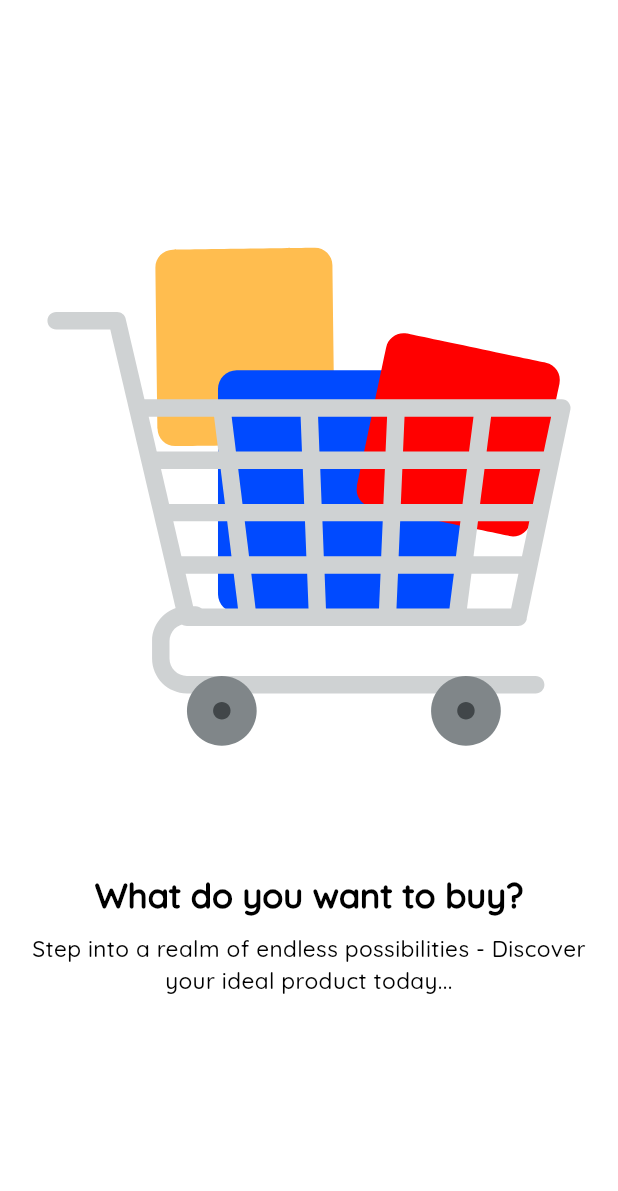
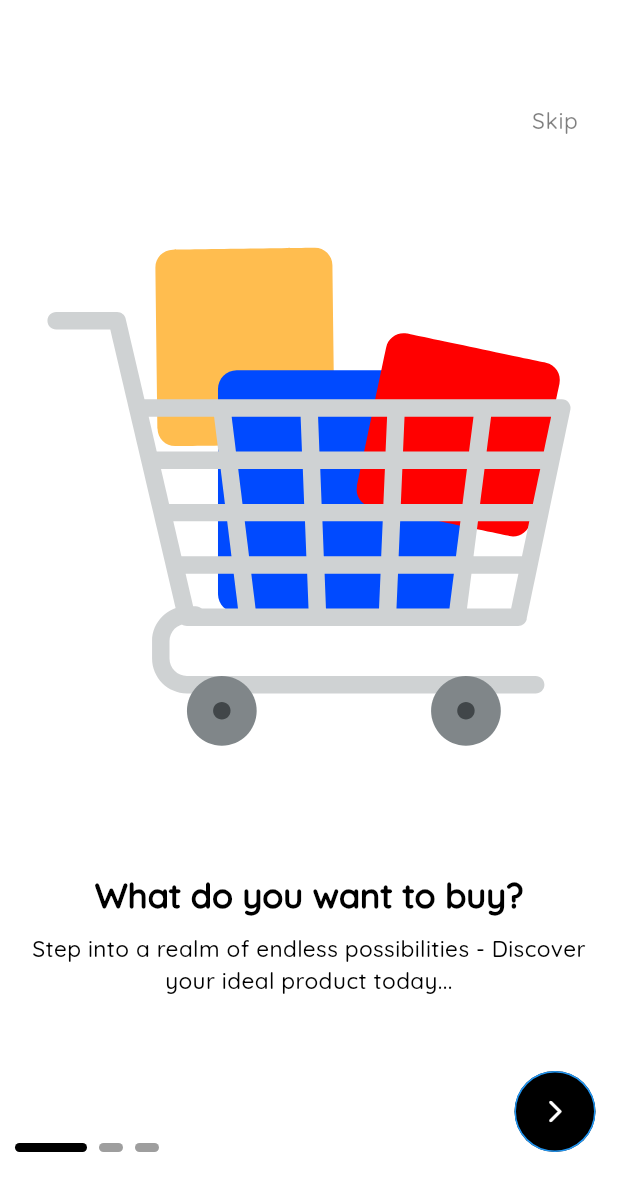
Before and after one commit to Marach8/CodeAlpha_Project_Name, a Flutter app: the screen it shows after launch, on a phone screen of 412 x 824 dp. Shown: the top 1191 px of the screen. Run offline on Flutter 3.47's test engine with Material 3 defaults, Android fonts, the phone set to English and light mode, and no system bars; drawn by our look-alikes of smooth_page_indicator; our stand-ins replace another_flushbar, bloc, cloud_firestore, dots_indicator, firebase_auth, firebase_core and 5 more; accounts and stored records are empty.

Commit message:
Completed the onboarding view

```diff
--- a/shop_all/lib/src/screens/onboarding_screen/onboarding_page_view.dart
+++ b/shop_all/lib/src/screens/onboarding_screen/onboarding_page_view.dart
@@ -1,17 +1,27 @@
 import 'package:flutter/material.dart';
+import 'package:get/get.dart';
 import 'package:shop_all/src/screens/onboarding_screen/custom_onboarding.dart';
+import 'package:shop_all/src/screens/onboarding_screen/onboarding_controller.dart';
+import 'package:shop_all/src/utils/constants/colors.dart';
 import 'package:shop_all/src/utils/constants/strings/lottie_animation_strings.dart';
 import 'package:shop_all/src/utils/constants/strings/text_strings.dart';
+import 'package:shop_all/src/utils/functions/helper_functions.dart';
+import 'package:smooth_page_indicator/smooth_page_indicator.dart';
 
 class OnboardingView extends StatelessWidget {
   const OnboardingView({super.key});
 
   @override
   Widget build(BuildContext context) {
+    final inDarkMode = isInDarkMode(context);
+    final controller = Get.put(OnboardingController());
+
     return Scaffold(
       body: Stack(
         children: [
           PageView(
+            controller: controller.pageController,
+            onPageChanged: (pageIndex) => controller.updatePageIndicator,
             children: const[
               CustomOnboardingView(
                 welcomeTitle: welcomeTitle1,
@@ -29,6 +39,43 @@ class OnboardingView extends StatelessWidget {
                 lottieString: lottie3
               ),
             ],
+          ),
+
+          Positioned(
+            top: kToolbarHeight,
+            right: 10.0,
+            child: TextButton(
+              child: Text(
+                skipString,
+                style: Theme.of(context).textTheme.bodySmall
+              ),
+              onPressed: () => controller.skipPages(),
+            ),
+          ),
+          Positioned(
+            bottom: kBottomNavigationBarHeight,
+            left: 10,
+            child: SmoothPageIndicator(
+              controller: controller.pageController,
+              onDotClicked: controller.dotNavigatorClick,
+              count: 3,
+              effect: ExpandingDotsEffect(
+                activeDotColor: inDarkMode ? whiteColor :blackColor,
+                dotHeight: 6
+              ),
+            ),
+          ),
+          Positioned(
+            bottom: kBottomNavigationBarHeight,
+            right: 10,
+            child: ElevatedButton(
+              onPressed: () => controller.goToNextPage(),
+              style: ElevatedButton.styleFrom(
+                shape: const CircleBorder(),
+                backgroundColor: !inDarkMode ? blackColor : null
+              ),
+              child: const Icon(Icons.arrow_forward_ios_rounded)
+            ),
           )
         ],
       )
--- a/shop_all/lib/src/utils/constants/strings/text_strings.dart
+++ b/shop_all/lib/src/utils/constants/strings/text_strings.dart
@@ -5,3 +5,4 @@ const welcomeTitle2 = 'Select Mode of Payment';
 const welcomeSubtitle2 = "For smooth transaction, choose your preferred payment method - Your comfort, our top priority!";
 const welcomeTitle3 = 'Delivery at your door step';
 const welcomeSubtitle3 = 'From Our Doorstep to Yours - Quick, Safe and Contactless Delivery!';
+const skipString = 'Skip';
--- /dev/null
+++ b/shop_all/lib/src/utils/functions/helper_functions.dart
@@ -0,0 +1,4 @@
+import 'package:flutter/material.dart';
+
+bool isInDarkMode(BuildContext context)
+  => MediaQuery.of(context).platformBrightness == Brightness.dark;
```
Also changed, not shown: shop_all/lib/src/screens/onboarding_screen/onboarding_controller.dart (+31 -4 lines).
